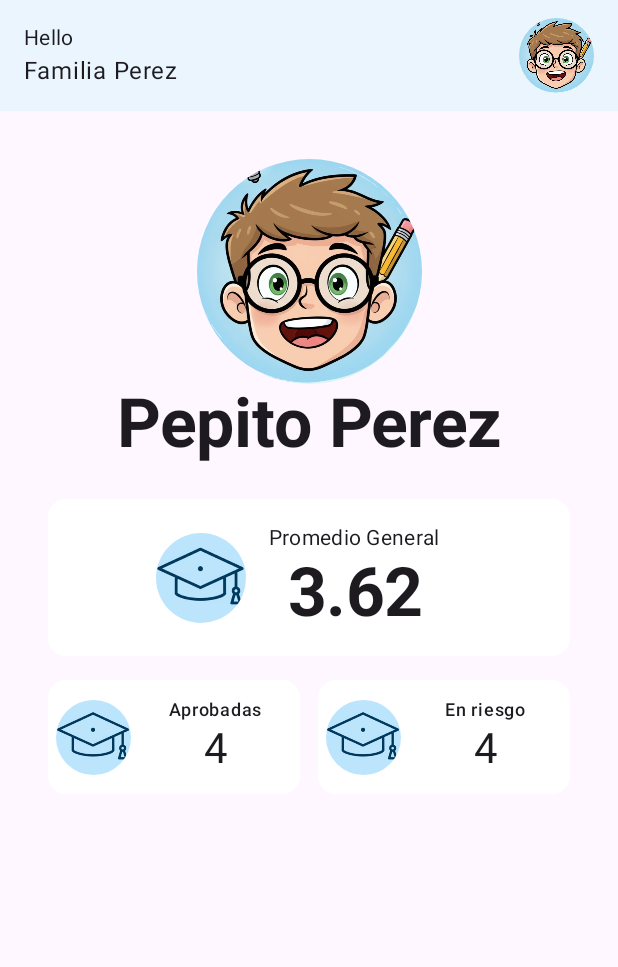
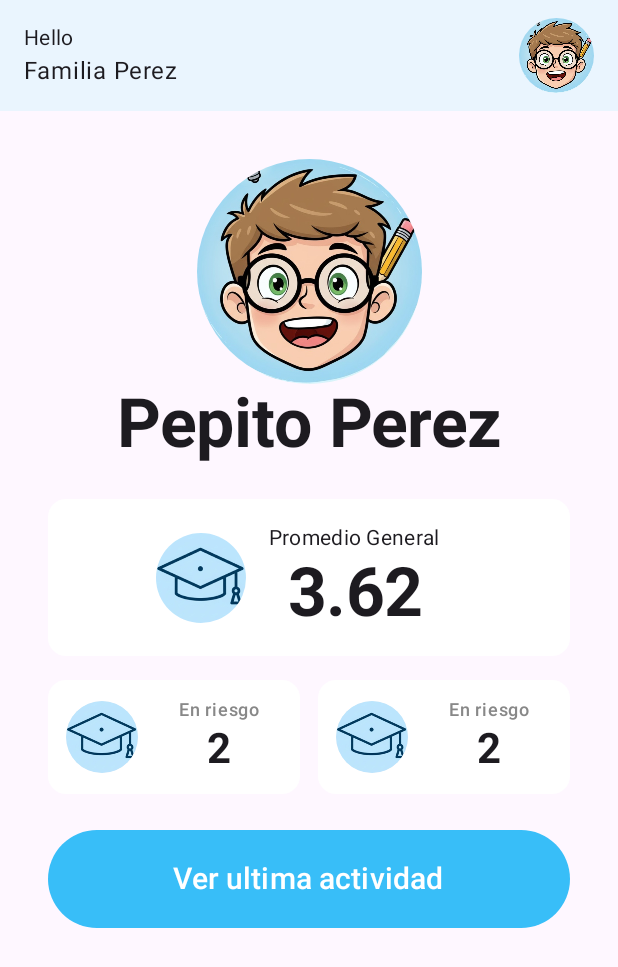
Before and after one commit to cdgutierrezd/Edufam-app, an Android app built with Jetpack Compose: the @Preview function Home, on a phone screen of 412 x 824 dp. Shown: the top 967 px of the screen. Run offline under Robolectric (Android 15) with nearby library versions, the phone set to English and light mode, and no system bars.

Commit message:
Arreglo de cards. Se añadió botón en home

```diff
--- a/app/src/main/java/com/cdgutierrezd/edufam/screens/login/StatCard.kt
+++ b/app/src/main/java/com/cdgutierrezd/edufam/components/StatCard.kt
@@ -1,7 +1,9 @@
-package com.cdgutierrezd.edufam.screens.login
+package com.cdgutierrezd.edufam.components
 
 import androidx.compose.foundation.Image
+import androidx.compose.foundation.background
 import androidx.compose.foundation.layout.Arrangement
+import androidx.compose.foundation.layout.Box
 import androidx.compose.foundation.layout.Column
 import androidx.compose.foundation.layout.Row
 import androidx.compose.foundation.layout.fillMaxWidth
@@ -24,36 +26,53 @@ import com.cdgutierrezd.edufam.R
 import com.cdgutierrezd.edufam.ui.theme.White
 
 @Composable
-public fun StatCard(
+fun StatCard(
     label:String,
     count: String,
-    icon: Int= R.drawable.ic_01
+    icon: Int= R.drawable.ic_01,
+    modifier: Modifier
 ){
     Card(
-        modifier = Modifier.fillMaxWidth(),
+        modifier = modifier,
         colors = CardDefaults.cardColors(containerColor = Color(White.value))
     ) {
-        Row(
+        Row( // usamos Row para colocar el ícono al lado del texto
             modifier = Modifier
                 .fillMaxWidth()
-                .padding(16.dp),
+                .padding(12.dp),
             verticalAlignment = Alignment.CenterVertically,
-            horizontalArrangement = Arrangement.Center
+            horizontalArrangement = Arrangement.spacedBy(12.dp)
         )
         {
-            Image(
-                painter = painterResource(icon),
-                contentDescription = "avatar",
-                modifier = Modifier.size(60.dp).clip(CircleShape)
-            )
+            Box(
+                modifier = Modifier
+                    .size(48.dp)
+                    .clip(CircleShape)
+                    .background(Color(0xFFD6EAF8)),
+                contentAlignment = Alignment.Center
+            ) {
+                Image(
+                    painter = painterResource(R.drawable.ic_01),
+                    contentDescription = "avatar",
+                    modifier = Modifier
+                        .size(60.dp)
+                        .clip(CircleShape)
+                )
+            }
             Column(
-                modifier = Modifier.padding(horizontal = 15.dp),
+                modifier = Modifier.weight(1f),
+                verticalArrangement = Arrangement.Center,
                 horizontalAlignment = Alignment.CenterHorizontally
             ) {
-                Text(label, style = MaterialTheme.typography.bodyMedium)
                 Text(
-                    count,
-                    style = MaterialTheme.typography.displayMedium.copy(fontWeight = FontWeight.Bold)
+                    text = label,
+                    style = MaterialTheme.typography.labelMedium,
+                    color = Color.Gray
+                )
+                Text(
+                    text = count,
+                    style = MaterialTheme.typography.headlineMedium,
+                    fontWeight = FontWeight.Bold
                 )
             }
         }
--- a/app/src/main/java/com/cdgutierrezd/edufam/screens/login/Home.kt
+++ b/app/src/main/java/com/cdgutierrezd/edufam/screens/login/Home.kt
@@ -2,7 +2,6 @@ package com.cdgutierrezd.edufam.screens.login
 
 import androidx.compose.foundation.Image
 import androidx.compose.foundation.background
-import androidx.compose.foundation.border
 import androidx.compose.foundation.layout.Arrangement
 import androidx.compose.foundation.layout.Box
 import androidx.compose.foundation.layout.Column
@@ -17,6 +16,8 @@ import androidx.compose.foundation.layout.padding
 import androidx.compose.foundation.layout.size
 import androidx.compose.foundation.layout.statusBars
 import androidx.compose.foundation.shape.CircleShape
+import androidx.compose.material3.Button
+import androidx.compose.material3.ButtonDefaults
 import androidx.compose.material3.Card
 import androidx.compose.material3.CardDefaults
 import androidx.compose.material3.MaterialTheme
@@ -32,8 +33,11 @@ import androidx.compose.ui.text.font.FontWeight
 import androidx.compose.ui.text.style.TextOverflow
 import androidx.compose.ui.tooling.preview.Preview
 import androidx.compose.ui.unit.dp
+import androidx.compose.ui.unit.sp
 import com.cdgutierrezd.edufam.R
+import com.cdgutierrezd.edufam.components.StatCard
 import com.cdgutierrezd.edufam.ui.theme.BlueBlackGround
+import com.cdgutierrezd.edufam.ui.theme.BlueButton
 import com.cdgutierrezd.edufam.ui.theme.White
 import kotlinx.serialization.Serializable
 
@@ -42,7 +46,7 @@ data object Home
 
 @Preview
 @Composable
-fun Home(){
+fun Home() {
     Scaffold(
         topBar = {
             Row(
@@ -66,23 +70,32 @@ fun Home(){
                 Image(
                     painter = painterResource(id = R.drawable.avatar_01),
                     contentDescription = "avatar",
-                    modifier = Modifier.size(50.dp).clip(CircleShape)
+                    modifier = Modifier
+                        .size(50.dp)
+                        .clip(CircleShape)
                 )
             }
         }
-    ){ innerPadding ->
+    ) { innerPadding ->
         Box(
             modifier = Modifier
                 .fillMaxSize()
                 .padding(innerPadding),
             contentAlignment = Alignment.TopStart
         ) {
-            Column(modifier = Modifier.padding(32.dp)) {
-                Column(modifier = Modifier.align(Alignment.CenterHorizontally)) {
+            Column(
+                modifier = Modifier
+                    .fillMaxWidth()
+                    .padding(32.dp),
+                horizontalAlignment = Alignment.CenterHorizontally
+            ) {
                 Image(
                     painter = painterResource(id = R.drawable.avatar_01),
                     contentDescription = "avatar",
-                        modifier = Modifier.size(150.dp).clip(CircleShape).align(Alignment.CenterHorizontally)
+                    modifier = Modifier
+                        .size(150.dp)
+                        .clip(CircleShape)
+                        .align(Alignment.CenterHorizontally)
                 )
                 Text(
                     text = "Pepito Perez",
@@ -91,21 +104,26 @@ fun Home(){
                     overflow = TextOverflow.Visible,
                     modifier = Modifier.align(Alignment.CenterHorizontally)
                 )
-                }
                 Spacer(modifier = Modifier.height(24.dp))
                 Card(
                     modifier = Modifier.fillMaxWidth(),
                     colors = CardDefaults.cardColors(containerColor = Color(White.value))
                 ) {
-                    Row(modifier = Modifier
+                    Row(
+                        modifier = Modifier
                             .fillMaxWidth()
                             .padding(16.dp),
                         verticalAlignment = Alignment.CenterVertically,
-                        horizontalArrangement = Arrangement.Center)
+                        horizontalArrangement = Arrangement.Center
+                    )
                     {
-                        Image(painter = painterResource(R.drawable.ic_01),
+                        Image(
+                            painter = painterResource(R.drawable.ic_01),
                             contentDescription = "avatar",
-                            modifier = Modifier.size(60.dp).clip(CircleShape))
+                            modifier = Modifier
+                                .size(60.dp)
+                                .clip(CircleShape)
+                        )
                         Column(
                             modifier = Modifier.padding(horizontal = 15.dp),
                             horizontalAlignment = Alignment.CenterHorizontally
@@ -119,57 +137,28 @@ fun Home(){
                     }
                 }
                 Row(
-                    modifier = Modifier.fillMaxWidth().padding(top = 16.dp),
+                    modifier = Modifier
+                        .fillMaxWidth()
+                        .padding(top = 16.dp),
                     horizontalArrangement = Arrangement.spacedBy(12.dp)
                 ) {
                     /* ---------  Card 1  --------- */
-                    Card(
-                        modifier = Modifier.weight(1f),
-                        colors = CardDefaults.cardColors(containerColor = Color.White)
-                    ) {
-                        Row(modifier = Modifier.align(Alignment.CenterHorizontally)) {
-                            Image(
-                                painter = painterResource(R.drawable.ic_01),
-                                contentDescription = "avatar",
-                                modifier = Modifier.padding(start = 5.dp).size(50.dp).clip(CircleShape)
-                                    .align(Alignment.CenterVertically)
+                    StatCard("En riesgo", "2", modifier = Modifier.weight(1f))
+                    /* ---------  Card 2  --------- */
+                    StatCard("En riesgo", "2", modifier = Modifier.weight(1f))
+                }
+                Spacer(modifier = Modifier.height(24.dp))
+                Button(
+                    onClick = {},
+                    modifier = Modifier.fillMaxWidth()
+                        .height(65.dp),
+                    colors = ButtonDefaults.buttonColors(
+                        containerColor = BlueButton
                     )
-                            Column(
-                                modifier = Modifier
-                                    .fillMaxWidth()
-                                    .padding(12.dp),
-                                horizontalAlignment = Alignment.CenterHorizontally
-                            ) {
-                                Text("Aprobadas", style = MaterialTheme.typography.labelMedium)
-                                Text("4", style = MaterialTheme.typography.headlineMedium)
-                            }
-                        }
-                    }
-                    /* ---------  Card 2  --------- */
-                    Card(
-                        modifier = Modifier.weight(1f),
-                        colors = CardDefaults.cardColors(containerColor = Color.White)
-                    ) {
-                        Row(modifier = Modifier.align(Alignment.CenterHorizontally)) {
-                            Image(
-                                painter = painterResource(R.drawable.ic_01),
-                                contentDescription = "avatar",
-                                modifier = Modifier.padding(start = 5.dp).size(50.dp).clip(CircleShape)
-                                    .align(Alignment.CenterVertically)
-                            )
-                            Column(
-                                modifier = Modifier
-                                    .fillMaxWidth()
-                                    .padding(12.dp),
-                                horizontalAlignment = Alignment.CenterHorizontally
-                            ) {
-                                Text("En riesgo", style = MaterialTheme.typography.labelMedium)
-                                Text("4", style = MaterialTheme.typography.headlineMedium)
+                ){
+                    Text(text = "Ver ultima actividad", fontSize = 20.sp)
                 }
             }
         }
     }
 }
-        }
-    }
-}
--- a/app/src/main/java/com/cdgutierrezd/edufam/screens/login/Login.kt
+++ b/app/src/main/java/com/cdgutierrezd/edufam/screens/login/Login.kt
@@ -10,6 +10,7 @@ import androidx.compose.foundation.layout.height
 import androidx.compose.foundation.layout.padding
 import androidx.compose.foundation.layout.size
 import androidx.compose.material3.Button
+import androidx.compose.material3.ButtonDefaults
 import androidx.compose.material3.MaterialTheme
 import androidx.compose.material3.OutlinedTextField
 import androidx.compose.material3.Text
@@ -24,6 +25,7 @@ import androidx.compose.ui.res.painterResource
 import androidx.compose.ui.text.input.PasswordVisualTransformation
 import androidx.compose.ui.unit.dp
 import com.cdgutierrezd.edufam.R
+import com.cdgutierrezd.edufam.ui.theme.BlueButton
 import kotlinx.serialization.Serializable
 
 @Serializable
@@ -75,14 +77,10 @@ fun Login(onLoginSuccess: () -> Unit) {
         )
         Spacer(modifier = Modifier.height(24.dp))
         Button(
-            onClick = {
-                if (username == "admin" && password == "1234") {
-                    onLoginSuccess()
-                } else {
-                    println("Not login")
-                }
-            },
-            modifier = Modifier.fillMaxWidth()
+            onClick = {onLoginSuccess()},
+            modifier = Modifier.fillMaxWidth(),
+            colors = ButtonDefaults.buttonColors(
+                containerColor = BlueButton)
         ) {
             Text("Login")
         }
--- a/app/src/main/java/com/cdgutierrezd/edufam/ui/theme/Color.kt
+++ b/app/src/main/java/com/cdgutierrezd/edufam/ui/theme/Color.kt
@@ -11,4 +11,5 @@ val PurpleGrey40 = Color(0xFF625b71)
 val Pink40 = Color(0xFF7D5260)
 
 val BlueBlackGround = Color(0xFFeaf5fe)
+val BlueButton = Color(0xFF38bef8)
 val White = Color(0xFFffffff)
```
Lines whose indentation alone changed are shown as unchanged.
